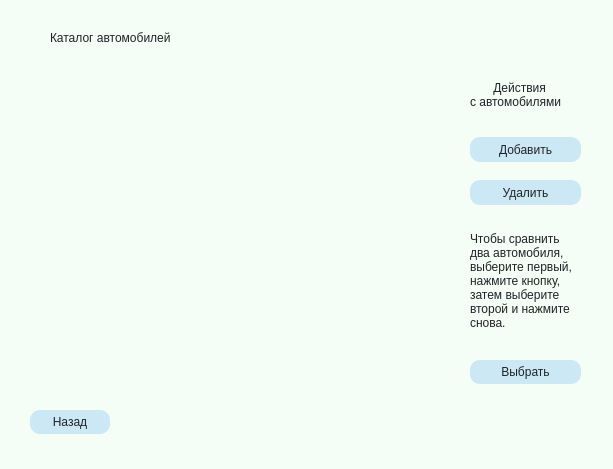
The window that lab4/CatalogWindow.ui (n1ck-b/Labs) describes before a commit, drawn with Qt 5.
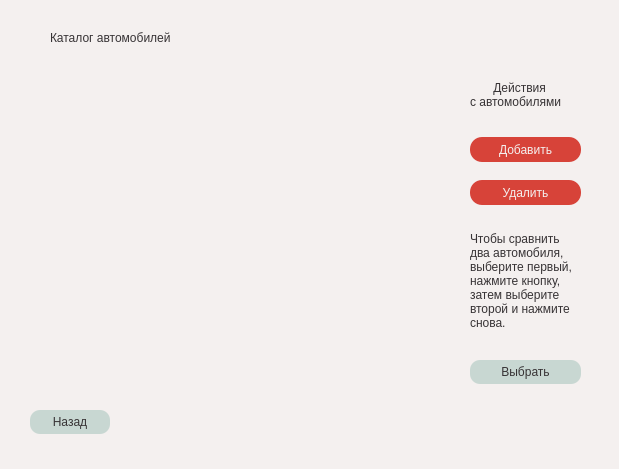
The same window after the commit.

```diff
--- a/lab4/CatalogWindow.ui
+++ b/lab4/CatalogWindow.ui
@@ -6,7 +6,7 @@
    <rect>
     <x>0</x>
     <y>0</y>
-    <width>613</width>
+    <width>619</width>
     <height>469</height>
    </rect>
   </property>
@@ -14,12 +14,9 @@
    <string>Каталог автомобилей</string>
   </property>
   <property name="styleSheet">
-   <string notr="true">background-color: rgb(244, 254, 246);
-color: rgb(30, 36, 39);
-font: 600 9pt &quot;Montserrat&quot;;
-border-radius: 10px;
-border-style: none;
-border-width: 0px;</string>
+   <string notr="true">background-color: rgb(244, 240, 239);
+font: 600 10pt &quot;Montserrat&quot;;
+color: rgb(55, 51, 53);</string>
   </property>
   <widget class="QListWidget" name="listWidget">
    <property name="geometry">
@@ -31,12 +28,28 @@
     </rect>
    </property>
    <property name="styleSheet">
-    <string notr="true">background-color: rgb(244, 254, 246);
+    <string notr="true">QListWidget
+{
+background-color: rgb(244, 240, 239);
 border: none;
 border-radius: 15px;
-color: rgb(30, 36, 39);
+color: rgb(55, 51, 53);
 font: 9pt &quot;Montserrat&quot;;
-outline: 0px;</string>
+outline: 0px;
+}
+QListWidget::item
+{
+outline: none;
+padding: 2px;
+}
+QListWidget::item:focus
+{
+        outline: none; 
+}
+QListWidget::focus 
+{
+        outline: none; 
+}</string>
    </property>
   </widget>
   <widget class="QPushButton" name="backPushButton">
@@ -49,13 +62,21 @@
     </rect>
    </property>
    <property name="styleSheet">
-    <string notr="true">color: rgb(30, 36, 39);
-font: 600 9pt &quot;Montserrat&quot;;
-border-radius: 10px;
-border-style: solid;
-border-width: 0px;
-background-color: rgb(204, 232, 244);
-padding: 5px</string>
+    <string notr="true">QPushButton:hover
+{
+	background-color: #9AB6AC;
+}
+QPushButton{
+	color: rgb(55, 51, 53);
+	font: 600 10pt &quot;Montserrat&quot;;
+	border-radius: 10px;
+	border-style: solid;
+	border-width: 0px;
+	background-color: rgb(200, 215, 210);
+	padding: 5px;
+}
+
+</string>
    </property>
    <property name="text">
     <string>Назад</string>
@@ -71,7 +92,7 @@
     </rect>
    </property>
    <property name="styleSheet">
-    <string notr="true">color: rgb(30, 36, 39);
+    <string notr="true">color: rgb(55, 51, 53);
 font: 600 11pt &quot;Montserrat&quot;;</string>
    </property>
    <property name="text">
@@ -88,13 +109,20 @@
     </rect>
    </property>
    <property name="styleSheet">
-    <string notr="true">color: rgb(30, 36, 39);
-font: 600 9pt &quot;Montserrat&quot;;
-border-radius: 10px;
-border-style: solid;
-border-width: 0px;
-background-color: rgb(204, 232, 244);
-padding: 5px</string>
+    <string notr="true">QPushButton:hover
+{
+	background-color: #CC3329;
+}
+QPushButton{
+	color: rgb(244, 240, 239);
+	font: 600 10pt &quot;Montserrat&quot;;
+	border-radius: 12px;
+	border-style: solid;
+	border-width: 0px;
+	background-color: rgb(215, 67, 57);
+	padding: 5px;
+}
+</string>
    </property>
    <property name="text">
     <string>Добавить</string>
@@ -110,13 +138,20 @@
     </rect>
    </property>
    <property name="styleSheet">
-    <string notr="true">color: rgb(30, 36, 39);
-font: 600 9pt &quot;Montserrat&quot;;
-border-radius: 10px;
-border-style: solid;
-border-width: 0px;
-background-color: rgb(204, 232, 244);
-padding: 5px</string>
+    <string notr="true">QPushButton:hover
+{
+	background-color: #CC3329;
+}
+QPushButton{
+	color: rgb(244, 240, 239);
+	font: 600 10pt &quot;Montserrat&quot;;
+	border-radius: 12px;
+	border-style: solid;
+	border-width: 0px;
+	background-color: rgb(215, 67, 57);
+	padding: 5px;
+}
+</string>
    </property>
    <property name="text">
     <string>Удалить</string>
@@ -132,7 +167,7 @@
     </rect>
    </property>
    <property name="styleSheet">
-    <string notr="true">color: rgb(30, 36, 39);
+    <string notr="true">color: rgb(55, 51, 53);
 font: 600 10pt &quot;Montserrat&quot;;
 </string>
    </property>
@@ -146,7 +181,7 @@
     <rect>
      <x>470</x>
      <y>220</y>
-     <width>121</width>
+     <width>130</width>
      <height>121</height>
     </rect>
    </property>
@@ -173,13 +208,20 @@
     </rect>
    </property>
    <property name="styleSheet">
-    <string notr="true">color: rgb(30, 36, 39);
-font: 600 9pt &quot;Montserrat&quot;;
-border-radius: 10px;
-border-style: solid;
-border-width: 0px;
-background-color: rgb(204, 232, 244);
-padding: 5px</string>
+    <string notr="true">QPushButton:hover
+{
+	background-color: #9AB6AC;
+}
+QPushButton{
+	color: rgb(55, 51, 53);
+	font: 600 10pt &quot;Montserrat&quot;;
+	border-radius: 10px;
+	border-style: solid;
+	border-width: 0px;
+	background-color: rgb(200, 215, 210);
+	padding: 5px;
+}
+</string>
    </property>
    <property name="text">
     <string>Выбрать</string>
```
